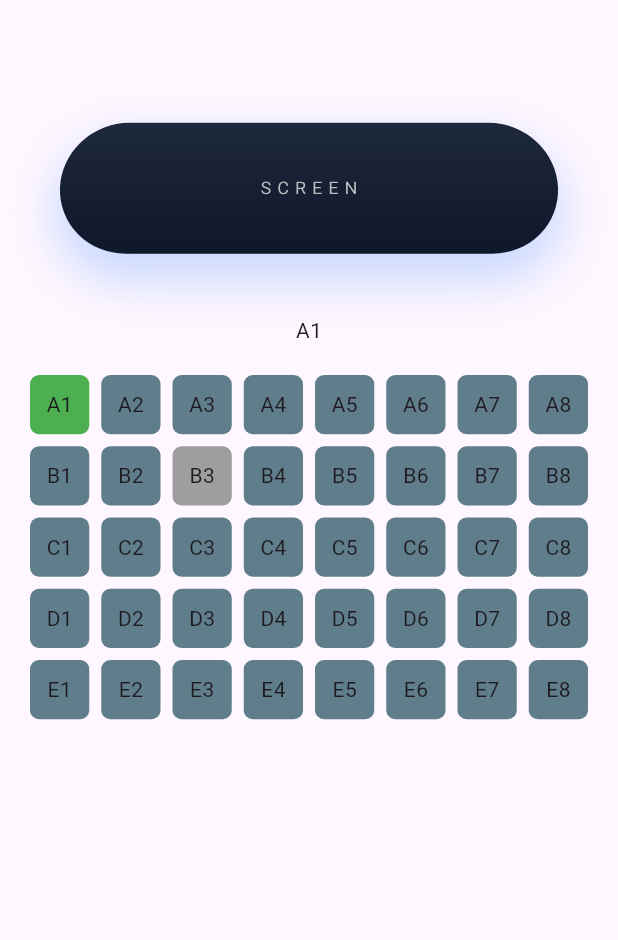
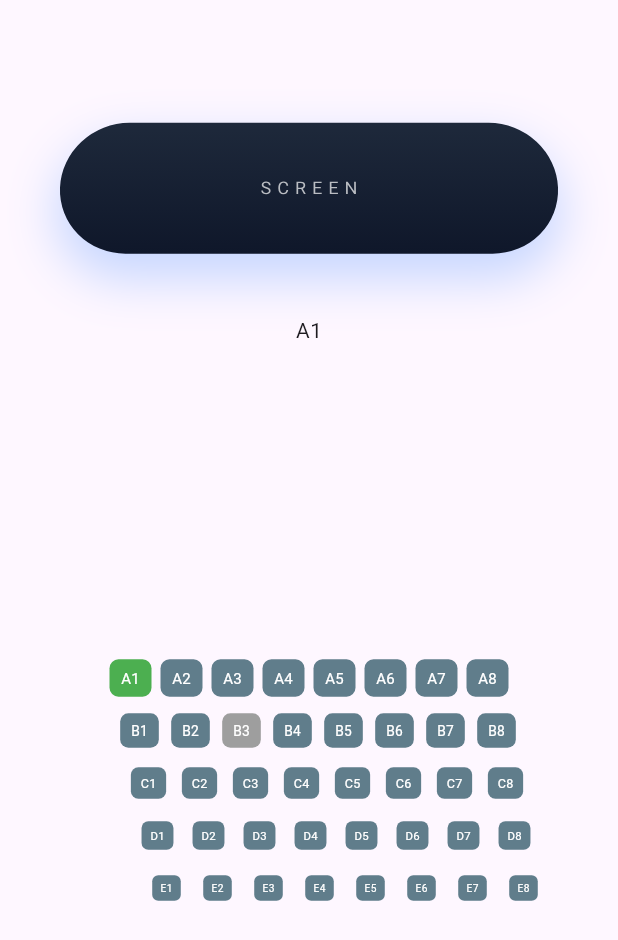
Before and after one commit to ZyadWKhedr/Cinema-Experience, a Flutter app: the screen it shows after launch, after a tap on an icon or button, on a phone screen of 412 x 824 dp. Shown: the top 940 px of the screen. Run offline on Flutter 3.47's test engine with Material 3 defaults, Android fonts, the phone set to English and light mode, and no system bars; our stand-ins replace equatable, flutter_riverpod.

Commit message:
feat(cinema): add seat perspective layout with row scaling and curve effect

```diff
--- a/lib/features/cinema/presentation/pages/cinema_page.dart
+++ b/lib/features/cinema/presentation/pages/cinema_page.dart
@@ -13,7 +13,8 @@ class CinemaPage extends ConsumerWidget {
     final state = ref.watch(cinemaProvider);
     final controller = ref.read(cinemaProvider.notifier);
 
-    final seats = controller.getSeats();
+    final groupedSeats = controller.getGroupedSeats();
+    final rows = groupedSeats.keys.toList();
 
     return Scaffold(
   body: Padding(
@@ -33,38 +34,85 @@ class CinemaPage extends ConsumerWidget {
 
         const SizedBox(height: 20),
 
-        Expanded(
-          child: GridView.builder(
-            itemCount: seats.length,
-            gridDelegate: const SliverGridDelegateWithFixedCrossAxisCount(
-              crossAxisCount: 8,
-              mainAxisSpacing: 8,
-              crossAxisSpacing: 8,
-            ),
-            itemBuilder: (context, index) {
-              final seat = seats[index];
-              final isSelected = state.selectedSeatId?.id == seat.id;
-
-              return GestureDetector(
-                onTap: () => controller.selectSeat(seat),
-                child: Container(
-                  decoration: BoxDecoration(
-                    color: seat.status == SeatStatus.occupied
-                        ? Colors.grey
-                        : isSelected
-                            ? Colors.green
-                            : Colors.blueGrey,
-                    borderRadius: BorderRadius.circular(6),
-                  ),
-                  child: Center(child: Text(seat.id)),
-                ),
-              );
-            },
-          ),
+       Expanded(
+  child: Column(
+    mainAxisAlignment: MainAxisAlignment.center,
+    children: [
+      for (int rowIndex = 0; rowIndex < rows.length; rowIndex++) ...[
+        _buildSeatRow(
+          context,
+          ref,
+          groupedSeats[rows[rowIndex]]!,
+          rowIndex,
+          rows.length,
         ),
+        const SizedBox(height: 10),
+      ],
+    ],
+  ),
+),
       ],
     ),
   ),
 );
   }
 }
+
+Widget _buildSeatRow(
+  BuildContext context,
+  WidgetRef ref,
+  List<Seat> seats,
+  int rowIndex,
+  int totalRows,
+) {
+  final controller = ref.read(cinemaProvider.notifier);
+  final state = ref.watch(cinemaProvider);
+
+  // closer rows = bigger seats
+  final double scale = 1 - (rowIndex * 0.08);
+
+  return Transform.translate(
+    offset: Offset(rowIndex * 6.0, 0), //  creates curve illusion
+
+    child: Row(
+      mainAxisAlignment: MainAxisAlignment.center,
+      children: [
+        for (final seat in seats) ...[
+          GestureDetector(
+            onTap: () => controller.selectSeat(seat),
+
+            child: Transform.scale(
+              scale: scale, // 👈 depth effect
+
+              child: Container(
+                width: 28,
+                height: 25,
+                margin: const EdgeInsets.symmetric(horizontal: 3),
+
+                decoration: BoxDecoration(
+                  borderRadius: BorderRadius.circular(6),
+
+                  color: seat.status == SeatStatus.occupied
+                      ? Colors.grey
+                      : state.selectedSeatId?.id == seat.id
+                          ? Colors.green
+                          : Colors.blueGrey,
+                ),
+
+                child: Center(
+                  child: Text(
+                    seat.id,
+                    style: const TextStyle(
+                      fontSize: 10,
+                      color: Colors.white,
+                    ),
+                  ),
+                ),
+              ),
+            ),
+          ),
+        ],
+      ],
+    ),
+  );
+}
--- a/lib/features/cinema/presentation/providers/cinema_provider.dart
+++ b/lib/features/cinema/presentation/providers/cinema_provider.dart
@@ -39,4 +39,17 @@ class CinemaController extends Notifier<CinemaState> {
       selectedSeatId: seat,
     );
   }
+
+  Map<String, List<Seat>> getGroupedSeats() {
+  final seats = getSeats();
+
+  final Map<String, List<Seat>> grouped = {};
+
+  for (final seat in seats) {
+    grouped.putIfAbsent(seat.row, () => []);
+    grouped[seat.row]!.add(seat);
+  }
+
+  return grouped;
 }
+}
```
